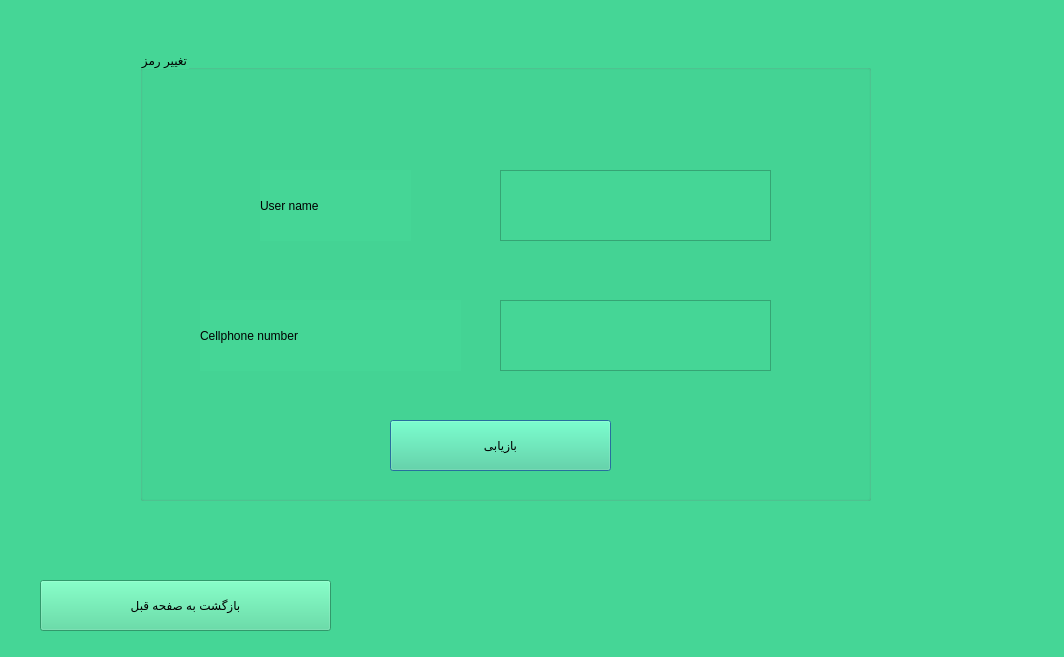
The window that Project_Ap/forgetpascustomer.ui (AP-projects-4001/metagoofill) describes before a commit, drawn with Qt 5.
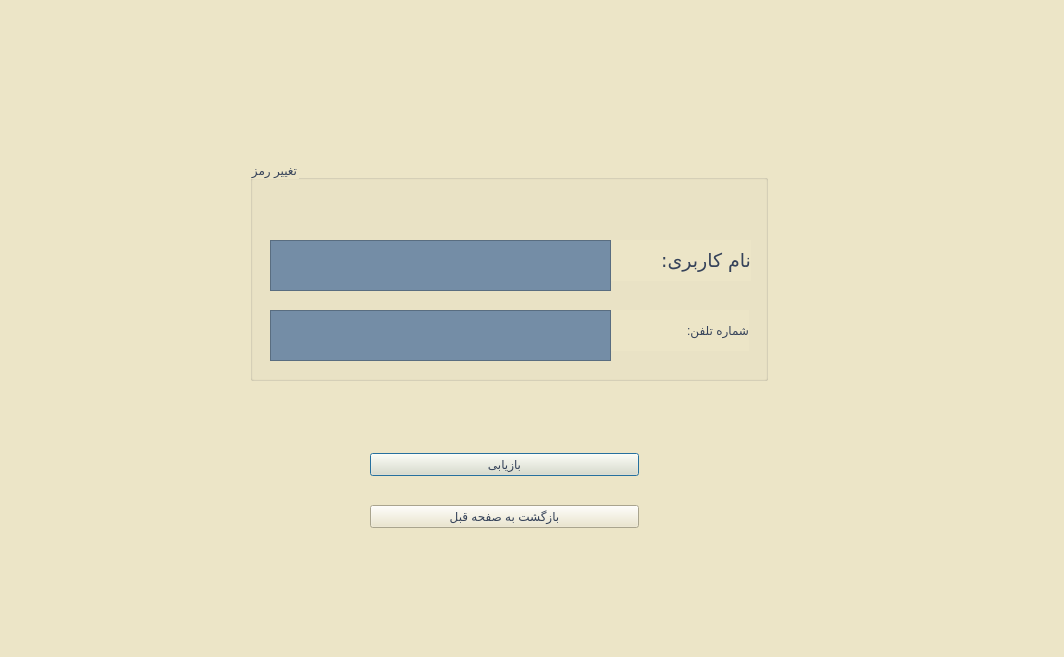
The same window after the commit.

```diff
--- a/Project_Ap/forgetpascustomer.ui
+++ b/Project_Ap/forgetpascustomer.ui
@@ -14,98 +14,126 @@
    <string>Dialog</string>
   </property>
   <property name="styleSheet">
-   <string notr="true">background-color: rgb(69, 214, 150);</string>
+   <string notr="true">background-color: rgb(236, 229, 199);</string>
   </property>
   <widget class="QGroupBox" name="groupBox">
    <property name="geometry">
     <rect>
-     <x>140</x>
-     <y>50</y>
-     <width>731</width>
-     <height>451</height>
+     <x>250</x>
+     <y>160</y>
+     <width>518</width>
+     <height>221</height>
     </rect>
    </property>
    <property name="styleSheet">
-    <string notr="true">font: 18pt &quot;MS Shell Dlg 2&quot;;</string>
+    <string notr="true">color: rgb(53, 66, 89);
+font: 20pt &quot;Lalezar&quot;;</string>
    </property>
    <property name="title">
     <string>تغییر رمز</string>
    </property>
-   <widget class="QTextEdit" name="textEdit">
-    <property name="geometry">
-     <rect>
-      <x>360</x>
-      <y>120</y>
-      <width>271</width>
-      <height>71</height>
-     </rect>
-    </property>
-   </widget>
-   <widget class="QTextEdit" name="textEdit_2">
-    <property name="geometry">
-     <rect>
-      <x>360</x>
-      <y>250</y>
-      <width>271</width>
-      <height>71</height>
-     </rect>
-    </property>
-   </widget>
    <widget class="QLabel" name="label">
     <property name="geometry">
      <rect>
-      <x>120</x>
-      <y>120</y>
-      <width>151</width>
-      <height>71</height>
+      <x>325</x>
+      <y>80</y>
+      <width>176</width>
+      <height>41</height>
      </rect>
     </property>
+    <property name="font">
+     <font>
+      <family>Lalezar</family>
+      <pointsize>14</pointsize>
+      <italic>false</italic>
+      <bold>false</bold>
+     </font>
+    </property>
+    <property name="styleSheet">
+     <string notr="true">color: rgb(53, 66, 89);
+font: 14pt &quot;Lalezar&quot;;</string>
+    </property>
     <property name="text">
-     <string>User name</string>
+     <string>نام کاربری:</string>
+    </property>
+   </widget>
+   <widget class="QTextEdit" name="textEdit">
+    <property name="geometry">
+     <rect>
+      <x>20</x>
+      <y>80</y>
+      <width>341</width>
+      <height>51</height>
+     </rect>
+    </property>
+    <property name="styleSheet">
+     <string notr="true">background-color: rgb(116, 141, 166);</string>
     </property>
    </widget>
    <widget class="QLabel" name="label_2">
     <property name="geometry">
      <rect>
-      <x>60</x>
-      <y>250</y>
-      <width>261</width>
-      <height>71</height>
+      <x>210</x>
+      <y>150</y>
+      <width>289</width>
+      <height>41</height>
      </rect>
     </property>
+    <property name="styleSheet">
+     <string notr="true">color: rgb(53, 66, 89);
+font: 14pt &quot;Lalezar&quot;;</string>
+    </property>
     <property name="text">
-     <string>Cellphone number</string>
+     <string>شماره تلفن:</string>
     </property>
    </widget>
-   <widget class="QPushButton" name="pushButton">
+   <widget class="QTextEdit" name="textEdit_2">
     <property name="geometry">
      <rect>
-      <x>250</x>
-      <y>370</y>
-      <width>221</width>
+      <x>20</x>
+      <y>150</y>
+      <width>341</width>
       <height>51</height>
      </rect>
     </property>
-    <property name="text">
-     <string>بازیابی</string>
+    <property name="styleSheet">
+     <string notr="true">background-color: rgb(116, 141, 166);</string>
     </property>
    </widget>
   </widget>
-  <widget class="QPushButton" name="pushButton_2">
+  <widget class="QWidget" name="">
    <property name="geometry">
     <rect>
-     <x>40</x>
-     <y>580</y>
-     <width>291</width>
-     <height>51</height>
+     <x>370</x>
+     <y>430</y>
+     <width>269</width>
+     <height>121</height>
     </rect>
    </property>
-   <property name="styleSheet">
-    <string notr="true">font: 18pt &quot;MS Shell Dlg 2&quot;;</string>
-   </property>
-   <property name="text">
-    <string>بازگشت به صفحه قبل</string>
-   </property>
+   <layout class="QVBoxLayout" name="verticalLayout">
+    <item>
+     <widget class="QPushButton" name="pushButton">
+      <property name="styleSheet">
+       <string notr="true">color: rgb(53, 66, 89);
+font: 14pt &quot;Lalezar&quot;;</string>
+      </property>
+      <property name="text">
+       <string>بازیابی</string>
+      </property>
+     </widget>
+    </item>
+    <item>
+     <widget class="QPushButton" name="pushButton_2">
+      <property name="styleSheet">
+       <string notr="true">color: rgb(53, 66, 89);
+font: 14pt &quot;Lalezar&quot;;</string>
+      </property>
+      <property name="text">
+       <string>بازگشت به صفحه قبل</string>
+      </property>
+     </widget>
+    </item>
+   </layout>
   </widget>
  </widget>
  <resources/>
```
